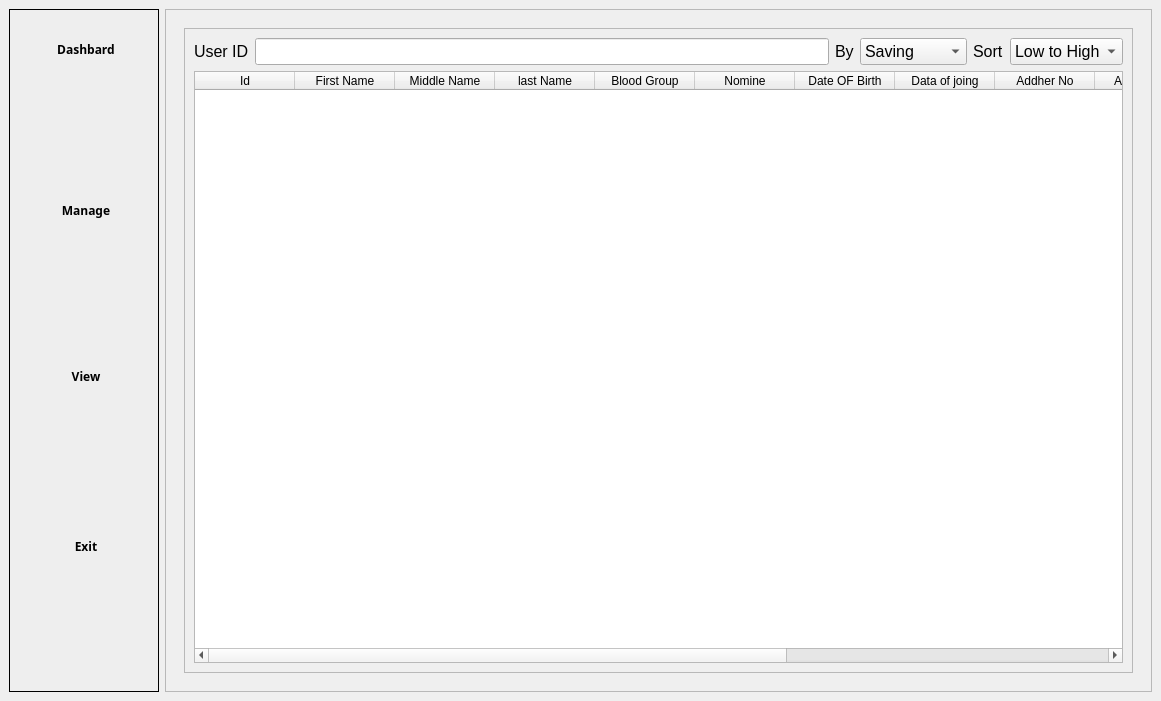
This is new.ui in nachiket624/GTFC-Desktop-Application as Qt 5 draws it before an edit. The edited form follows.
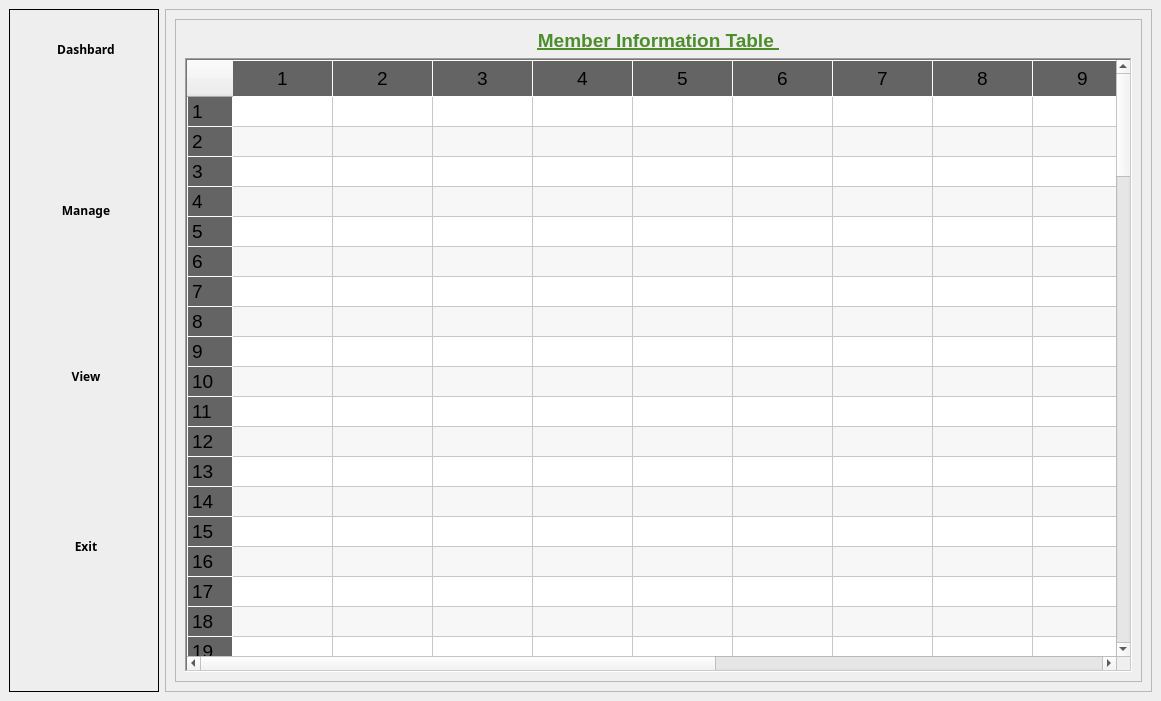
This is the edited form. The open tabs and pages were chosen to show the change. Icons and pictures are not drawn.

Commit message: transaction details table add, before exe commit

Patch:
```diff
--- a/new.ui
+++ b/new.ui
@@ -39,7 +39,7 @@
        <enum>QFrame::Raised</enum>
       </property>
       <layout class="QGridLayout" name="gridLayout_3">
-       <item row="0" column="0">
+       <item row="1" column="0">
         <widget class="QStackedWidget" name="stackedWidget">
          <property name="styleSheet">
           <string notr="true"/>
@@ -400,6 +400,21 @@
          </widget>
          <widget class="QWidget" name="table_view">
           <layout class="QGridLayout" name="gridLayout_4">
+           <property name="leftMargin">
+            <number>0</number>
+           </property>
+           <property name="topMargin">
+            <number>0</number>
+           </property>
+           <property name="rightMargin">
+            <number>0</number>
+           </property>
+           <property name="bottomMargin">
+            <number>0</number>
+           </property>
+           <property name="spacing">
+            <number>0</number>
+           </property>
            <item row="0" column="0">
             <widget class="QFrame" name="frame_3">
              <property name="frameShape">
@@ -409,169 +424,182 @@
               <enum>QFrame::Raised</enum>
              </property>
              <layout class="QGridLayout" name="gridLayout_9">
-              <item row="0" column="0">
-               <widget class="QLabel" name="label">
-                <property name="font">
-                 <font>
-                  <pointsize>12</pointsize>
-                 </font>
-                </property>
-                <property name="text">
-                 <string>User ID</string>
-                </property>
-               </widget>
-              </item>
-              <item row="0" column="1">
-               <widget class="QLineEdit" name="lineEdit">
-                <property name="font">
-                 <font>
-                  <pointsize>12</pointsize>
-                 </font>
-                </property>
-               </widget>
-              </item>
-              <item row="0" column="2">
-               <widget class="QLabel" name="label_5">
-                <property name="font">
-                 <font>
-                  <pointsize>12</pointsize>
-                 </font>
-                </property>
-                <property name="text">
-                 <string>By</string>
-                </property>
-               </widget>
-              </item>
-              <item row="0" column="3">
-               <widget class="QComboBox" name="comboBox_3">
-                <property name="font">
-                 <font>
-                  <pointsize>12</pointsize>
-                 </font>
-                </property>
-                <item>
-                 <property name="text">
-                  <string>Saving</string>
-                 </property>
-                </item>
-                <item>
-                 <property name="text">
-                  <string>Lone</string>
-                 </property>
-                </item>
-                <item>
-                 <property name="text">
-                  <string>Information</string>
-                 </property>
-                </item>
-               </widget>
-              </item>
-              <item row="0" column="4">
-               <widget class="QLabel" name="label_6">
-                <property name="font">
-                 <font>
-                  <pointsize>12</pointsize>
-                 </font>
-                </property>
-                <property name="text">
-                 <string>Sort</string>
-                </property>
-               </widget>
-              </item>
-              <item row="0" column="5">
-               <widget class="QComboBox" name="comboBox_4">
-                <property name="font">
-                 <font>
-                  <pointsize>12</pointsize>
-                 </font>
-                </property>
-                <item>
-                 <property name="text">
-                  <string>Low to High</string>
-                 </property>
-                </item>
-                <item>
-                 <property name="text">
-                  <string>High to low</string>
-                 </property>
-                </item>
-               </widget>
-              </item>
-              <item row="1" column="0" colspan="6">
+              <item row="1" column="0" colspan="2">
                <widget class="QTableWidget" name="tableWidget">
                 <property name="enabled">
                  <bool>true</bool>
                 </property>
-                <column>
-                 <property name="text">
-                  <string>Id</string>
-                 </property>
-                </column>
-                <column>
-                 <property name="text">
-                  <string>First Name</string>
-                 </property>
-                </column>
-                <column>
-                 <property name="text">
-                  <string>Middle Name</string>
-                 </property>
-                </column>
-                <column>
-                 <property name="text">
-                  <string>last Name</string>
-                 </property>
-                </column>
-                <column>
-                 <property name="text">
-                  <string>Blood Group</string>
-                 </property>
-                </column>
-                <column>
-                 <property name="text">
-                  <string>Nomine</string>
-                 </property>
-                </column>
-                <column>
-                 <property name="text">
-                  <string>Date OF Birth</string>
-                 </property>
-                </column>
-                <column>
-                 <property name="text">
-                  <string>Data of joing</string>
-                 </property>
-                </column>
-                <column>
-                 <property name="text">
-                  <string>Addher No</string>
-                 </property>
-                </column>
-                <column>
-                 <property name="text">
-                  <string>Account No</string>
-                 </property>
-                </column>
-                <column>
-                 <property name="text">
-                  <string>Mobile No1</string>
-                 </property>
-                </column>
-                <column>
-                 <property name="text">
-                  <string>Mobile NO 2</string>
-                 </property>
-                </column>
-                <column>
-                 <property name="text">
-                  <string>Email</string>
-                 </property>
-                </column>
-                <column>
-                 <property name="text">
-                  <string>Opnning Blance</string>
-                 </property>
-                </column>
+                <property name="styleSheet">
+                 <string notr="true">QHeaderView::section {
+    background-color: #646464;
+    padding: 4px;
+    font-size: 14pt;
+    border-style: none;
+    border-bottom: 1px solid #fffff8;
+    border-right: 1px solid #fffff8;
+}
+
+QHeaderView::section:horizontal
+{
+    border-top: 1px solid #fffff8;
+}
+
+QHeaderView::section:vertical
+{
+    border-left: 1px solid #fffff8;
+}</string>
+                </property>
+                <property name="frameShape">
+                 <enum>QFrame::WinPanel</enum>
+                </property>
+                <property name="frameShadow">
+                 <enum>QFrame::Sunken</enum>
+                </property>
+                <property name="horizontalScrollBarPolicy">
+                 <enum>Qt::ScrollBarAsNeeded</enum>
+                </property>
+                <property name="alternatingRowColors">
+                 <bool>true</bool>
+                </property>
+                <property name="gridStyle">
+                 <enum>Qt::SolidLine</enum>
+                </property>
+                <property name="sortingEnabled">
+                 <bool>true</bool>
+                </property>
+                <property name="rowCount">
+                 <number>100</number>
+                </property>
+                <property name="columnCount">
+                 <number>14</number>
+                </property>
+                <attribute name="horizontalHeaderCascadingSectionResizes">
+                 <bool>true</bool>
+                </attribute>
+                <attribute name="verticalHeaderCascadingSectionResizes">
+                 <bool>true</bool>
+                </attribute>
+                <row/>
+                <row/>
+                <row/>
+                <row/>
+                <row/>
+                <row/>
+                <row/>
+                <row/>
+                <row/>
+                <row/>
+                <row/>
+                <row/>
+                <row/>
+                <row/>
+                <row/>
+                <row/>
+                <row/>
+                <row/>
+                <row/>
+                <row/>
+                <row/>
+                <row/>
+                <row/>
+                <row/>
+                <row/>
+                <row/>
+                <row/>
+                <row/>
+                <row/>
+                <row/>
+                <row/>
+                <row/>
+                <row/>
+                <row/>
+                <row/>
+                <row/>
+                <row/>
+                <row/>
+                <row/>
+                <row/>
+                <row/>
+                <row/>
+                <row/>
+                <row/>
+                <row/>
+                <row/>
+                <row/>
+                <row/>
+                <row/>
+                <row/>
+                <row/>
+                <row/>
+                <row/>
+                <row/>
+                <row/>
+                <row/>
+                <row/>
+                <row/>
+                <row/>
+                <row/>
+                <row/>
+                <row/>
+                <row/>
+                <row/>
+                <row/>
+                <row/>
+                <row/>
+                <row/>
+                <row/>
+                <row/>
+                <row/>
+                <row/>
+                <row/>
+                <row/>
+                <row/>
+                <row/>
+                <row/>
+                <row/>
+                <row/>
+                <row/>
+                <row/>
+                <row/>
+                <row/>
+                <row/>
+                <row/>
+                <row/>
+                <row/>
+                <row/>
+                <row/>
+                <row/>
+                <row/>
+                <row/>
+                <row/>
+                <row/>
+                <row/>
+                <row/>
+                <row/>
+                <row/>
+                <row/>
+                <row/>
+                <column/>
+                <column/>
+                <column/>
+                <column/>
+                <column/>
+                <column/>
+                <column/>
+                <column/>
+                <column/>
+                <column/>
+                <column/>
+                <column/>
+                <column/>
+                <column/>
+               </widget>
+              </item>
+              <item row="0" column="0" colspan="2">
+               <widget class="QLabel" name="label">
+                <property name="text">
+                 <string>&lt;html&gt;&lt;head/&gt;&lt;body&gt;&lt;p align=&quot;center&quot;&gt;&lt;span style=&quot; font-size:14pt; font-weight:600; text-decoration: underline; color:#4e8d2c;&quot;&gt;Member Information Table &lt;/span&gt;&lt;/p&gt;&lt;/body&gt;&lt;/html&gt;</string>
+                </property>
                </widget>
               </item>
              </layout>
@@ -2116,7 +2144,215 @@
            </item>
           </layout>
          </widget>
-         <widget class="QWidget" name="page"/>
+         <widget class="QWidget" name="transaction_detail_page">
+          <layout class="QGridLayout" name="gridLayout_19">
+           <property name="leftMargin">
+            <number>0</number>
+           </property>
+           <property name="topMargin">
+            <number>0</number>
+           </property>
+           <property name="rightMargin">
+            <number>0</number>
+           </property>
+           <property name="bottomMargin">
+            <number>0</number>
+           </property>
+           <property name="spacing">
+            <number>0</number>
+           </property>
+           <item row="0" column="0">
+            <widget class="QFrame" name="frame_6">
+             <property name="frameShape">
+              <enum>QFrame::StyledPanel</enum>
+             </property>
+             <property name="frameShadow">
+              <enum>QFrame::Raised</enum>
+             </property>
+             <layout class="QGridLayout" name="gridLayout_18">
+              <item row="1" column="0" colspan="2">
+               <widget class="QTableWidget" name="tableWidget_2">
+                <property name="enabled">
+                 <bool>true</bool>
+                </property>
+                <property name="styleSheet">
+                 <string notr="true">QHeaderView::section {
+    background-color: #646464;
+    padding: 4px;
+    font-size: 14pt;
+    border-style: none;
+    border-bottom: 1px solid #fffff8;
+    border-right: 1px solid #fffff8;
+}
+
+QHeaderView::section:horizontal
+{
+    border-top: 1px solid #fffff8;
+}
+
+QHeaderView::section:vertical
+{
+    border-left: 1px solid #fffff8;
+}</string>
+                </property>
+                <property name="frameShape">
+                 <enum>QFrame::WinPanel</enum>
+                </property>
+                <property name="frameShadow">
+                 <enum>QFrame::Sunken</enum>
+                </property>
+                <property name="horizontalScrollBarPolicy">
+                 <enum>Qt::ScrollBarAsNeeded</enum>
+                </property>
+                <property name="autoScrollMargin">
+                 <number>17</number>
+                </property>
+                <property name="alternatingRowColors">
+                 <bool>true</bool>
+                </property>
+                <property name="horizontalScrollMode">
+                 <enum>QAbstractItemView::ScrollPerPixel</enum>
+                </property>
+                <property name="gridStyle">
+                 <enum>Qt::SolidLine</enum>
+                </property>
+                <property name="sortingEnabled">
+                 <bool>true</bool>
+                </property>
+                <property name="rowCount">
+                 <number>100</number>
+                </property>
+                <property name="columnCount">
+                 <number>8</number>
+                </property>
+                <attribute name="horizontalHeaderCascadingSectionResizes">
+                 <bool>true</bool>
+                </attribute>
+                <attribute name="verticalHeaderCascadingSectionResizes">
+                 <bool>true</bool>
+                </attribute>
+                <row/>
+                <row/>
+                <row/>
+                <row/>
+                <row/>
+                <row/>
+                <row/>
+                <row/>
+                <row/>
+                <row/>
+                <row/>
+                <row/>
+                <row/>
+                <row/>
+                <row/>
+                <row/>
+                <row/>
+                <row/>
+                <row/>
+                <row/>
+                <row/>
+                <row/>
+                <row/>
+                <row/>
+                <row/>
+                <row/>
+                <row/>
+                <row/>
+                <row/>
+                <row/>
+                <row/>
+                <row/>
+                <row/>
+                <row/>
+                <row/>
+                <row/>
+                <row/>
+                <row/>
+                <row/>
+                <row/>
+                <row/>
+                <row/>
+                <row/>
+                <row/>
+                <row/>
+                <row/>
+                <row/>
+                <row/>
+                <row/>
+                <row/>
+                <row/>
+                <row/>
+                <row/>
+                <row/>
+                <row/>
+                <row/>
+                <row/>
+                <row/>
+                <row/>
+                <row/>
+                <row/>
+                <row/>
+                <row/>
+                <row/>
+                <row/>
+                <row/>
+                <row/>
+                <row/>
+                <row/>
+                <row/>
+                <row/>
+                <row/>
+                <row/>
+                <row/>
+                <row/>
+                <row/>
+                <row/>
+                <row/>
+                <row/>
+                <row/>
+                <row/>
+                <row/>
+                <row/>
+                <row/>
+                <row/>
+                <row/>
+                <row/>
+                <row/>
+                <row/>
+                <row/>
+                <row/>
+                <row/>
+                <row/>
+                <row/>
+                <row/>
+                <row/>
+                <row/>
+                <row/>
+                <row/>
+                <row/>
+                <column/>
+                <column/>
+                <column/>
+                <column/>
+                <column/>
+                <column/>
+                <column/>
+                <column/>
+               </widget>
+              </item>
+              <item row="0" column="0" colspan="2">
+               <widget class="QLabel" name="label_5">
+                <property name="text">
+                 <string>&lt;html&gt;&lt;head/&gt;&lt;body&gt;&lt;p align=&quot;center&quot;&gt;&lt;span style=&quot; font-size:14pt; font-weight:600; text-decoration: underline; color:#4e8d2c;&quot;&gt;Transaction Details&lt;/span&gt;&lt;/p&gt;&lt;/body&gt;&lt;/html&gt;</string>
+                </property>
+               </widget>
+              </item>
+             </layout>
+            </widget>
+           </item>
+          </layout>
+         </widget>
         </widget>
        </item>
       </layout>
```
Left out of the diff: 12 changed lines with no effect on the pictures. The commit also changes 13 other files.
